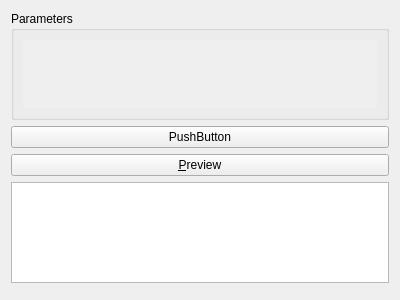
Above: src/gui/widgets/QuatschPresetEditor/quatschpreseteditor.ui from phresnel/picogen before the change. Below: the same form after it.
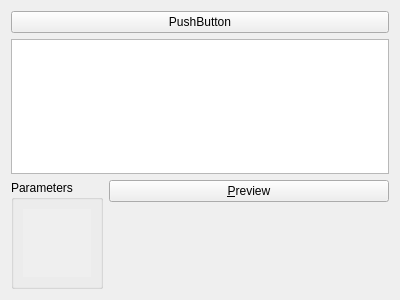
That is the form after the change. Custom widgets are drawn as their Qt base class.

Commit message: re-structure layout of preset- and quatsch-source-editor

The edit to the form file:
```diff
--- a/src/gui/widgets/QuatschPresetEditor/quatschpreseteditor.ui
+++ b/src/gui/widgets/QuatschPresetEditor/quatschpreseteditor.ui
@@ -13,7 +13,23 @@
   <property name="windowTitle">
    <string>Form</string>
   </property>
-  <layout class="QVBoxLayout" name="verticalLayout">
+  <layout class="QVBoxLayout" name="verticalLayout" stretch="0,0,1">
+   <item>
+    <widget class="QPushButton" name="showPreprocessedCode">
+     <property name="text">
+      <string>PushButton</string>
+     </property>
+    </widget>
+   </item>
+   <item>
+    <widget class="QTextEdit" name="preprocessedCode">
+     <property name="readOnly">
+      <bool>true</bool>
+     </property>
+    </widget>
+   </item>
+   <item>
+    <layout class="QHBoxLayout" name="horizontalLayout" stretch="0,1">
    <item>
     <widget class="QGroupBox" name="groupBox">
      <property name="title">
@@ -33,7 +49,7 @@
           <rect>
            <x>0</x>
            <y>0</y>
-           <width>360</width>
+             <width>57</width>
            <height>57</height>
           </rect>
          </property>
@@ -44,12 +60,7 @@
     </widget>
    </item>
    <item>
-    <widget class="QPushButton" name="showPreprocessedCode">
-     <property name="text">
-      <string>PushButton</string>
-     </property>
-    </widget>
-   </item>
+      <layout class="QVBoxLayout" name="verticalLayout_2">
    <item>
     <widget class="QPushButton" name="showPreview">
      <property name="text">
@@ -57,15 +68,12 @@
      </property>
     </widget>
    </item>
-   <item>
-    <widget class="QTextEdit" name="preprocessedCode">
-     <property name="readOnly">
-      <bool>true</bool>
-     </property>
-    </widget>
-   </item>
    <item>
     <widget class="QuatschPreview" name="preview" native="true"/>
+       </item>
+      </layout>
+     </item>
+    </layout>
    </item>
   </layout>
  </widget>
```
Lines whose indentation alone changed are shown as unchanged. The commit also changes 1 other file.
